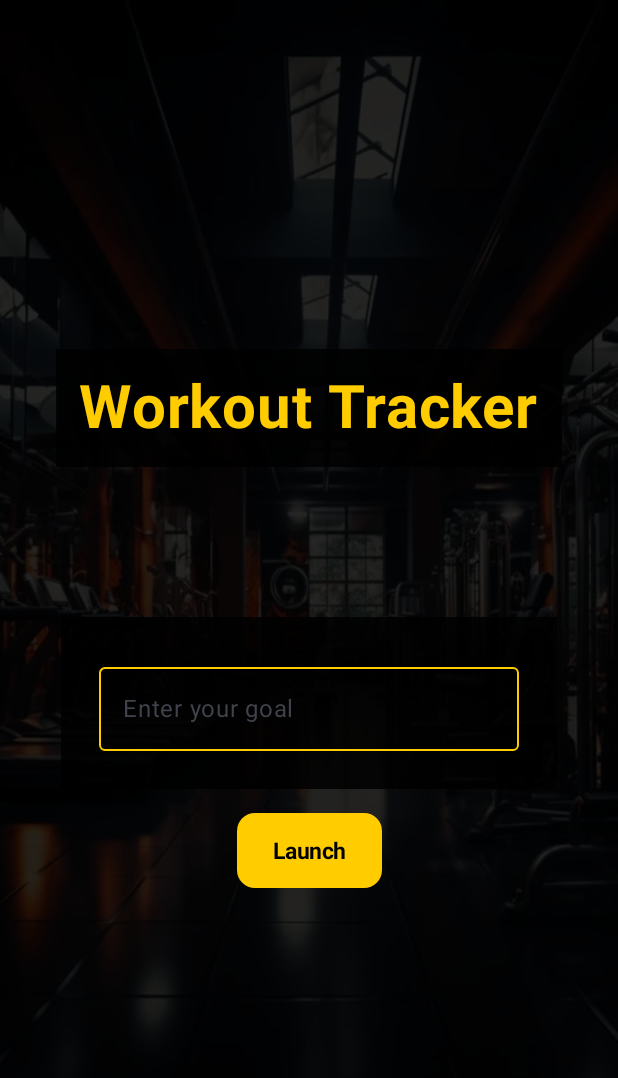
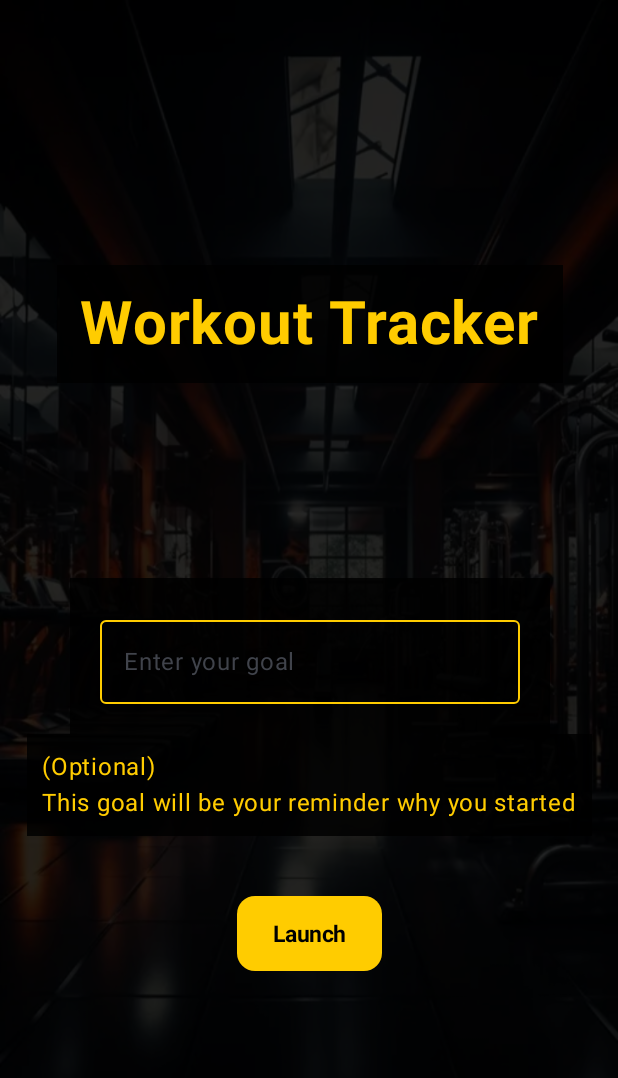
Before and after one commit to rejzoo/WorkoutTracker, an Android app built with Jetpack Compose: the screen it shows after launch (Main), on a phone screen of 412 x 824 dp. Shown: the top 1078 px of the screen. Run offline under Robolectric (Android 15) with nearby library versions, the phone set to English and light mode, and no system bars.

Commit message:
Mensie upravy na uvitacej obrazovke

```diff
--- a/app/src/main/java/com/example/workouttracker/welcome/WelcomeScreen.kt
+++ b/app/src/main/java/com/example/workouttracker/welcome/WelcomeScreen.kt
@@ -1,6 +1,5 @@
 package com.example.workouttracker.welcome
 
-import android.content.SharedPreferences
 import androidx.compose.foundation.Image
 import androidx.compose.foundation.background
 import androidx.compose.foundation.layout.Arrangement
@@ -9,7 +8,6 @@ import androidx.compose.foundation.layout.Column
 import androidx.compose.foundation.layout.IntrinsicSize
 import androidx.compose.foundation.layout.Spacer
 import androidx.compose.foundation.layout.fillMaxSize
-import androidx.compose.foundation.layout.fillMaxWidth
 import androidx.compose.foundation.layout.height
 import androidx.compose.foundation.layout.padding
 import androidx.compose.foundation.layout.width
@@ -29,15 +27,12 @@ import androidx.compose.runtime.setValue
 import androidx.compose.ui.Alignment
 import androidx.compose.ui.Modifier
 import androidx.compose.ui.graphics.Color
-import androidx.compose.ui.graphics.ColorFilter
 import androidx.compose.ui.layout.ContentScale
 import androidx.compose.ui.res.painterResource
 import androidx.compose.ui.text.TextStyle
 import androidx.compose.ui.text.font.FontWeight
 import androidx.compose.ui.unit.dp
 import androidx.compose.ui.unit.sp
-import androidx.core.content.edit
-import androidx.navigation.NavController
 import com.example.workouttracker.R
 import com.example.workouttracker.WorkoutTrackerScreen
 import com.example.workouttracker.ui.theme.Black
@@ -93,7 +88,7 @@ fun WelcomeScreen(welcomeViewModel: WelcomeViewModel, modifier: Modifier = Modif
 
                 Spacer(modifier = Modifier.height(50.dp))
 
-                if (!firstRun) {
+                if (!firstRun && userInput.isNotEmpty()) {
                     Box(
                         modifier = Modifier
                             .background(Color.Black.copy(alpha = 0.85f))
@@ -121,13 +116,13 @@ fun WelcomeScreen(welcomeViewModel: WelcomeViewModel, modifier: Modifier = Modif
                     }
                 }
 
-                Spacer(modifier = Modifier.height(50.dp))
+                Spacer(modifier = Modifier.height(80.dp))
 
                 if (firstRun) {
                     Box(
                         modifier = Modifier
                             .background(Color.Black.copy(alpha = 0.85f))
-                            .padding(15.dp)
+                            .padding(10.dp)
                     ) {
                         OutlinedTextField(
                             value = userInput,
@@ -147,9 +142,18 @@ fun WelcomeScreen(welcomeViewModel: WelcomeViewModel, modifier: Modifier = Modif
                             )
                         )
                     }
+                    Box(modifier = Modifier
+                        .background(Color.Black.copy(alpha = 0.85f))
+                        .padding(10.dp),
+                        contentAlignment = Alignment.Center
+                    ) {
+                        Text(text = "(Optional)\nThis goal will be your reminder why you started",
+                            color = DarkYellow
+                            )
+                    }
                 }
 
-                Spacer(modifier = Modifier.height(16.dp))
+                Spacer(modifier = Modifier.height(40.dp))
 
                 Button(
                     onClick = {
```
